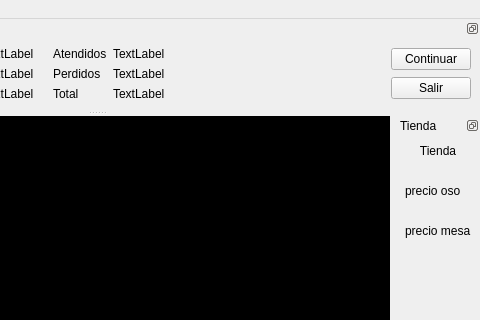
This is Tareas/T02/frontend/layout/game.ui in benjavicente/iic2233 as Qt 5 draws it before an edit; both pictures show x 287 to 767 and y 0 to 320 of the 767 by 561 pixel window. The edited form follows.
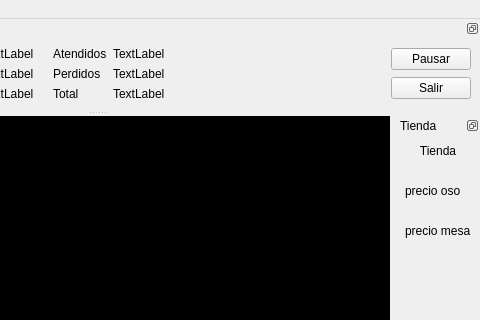
This is the edited form. Icons and pictures are not drawn.

What changed in the file:
```diff
--- a/Tareas/T02/frontend/layout/game.ui
+++ b/Tareas/T02/frontend/layout/game.ui
@@ -492,7 +492,7 @@
        <item>
         <widget class="QPushButton" name="button_time">
          <property name="text">
-          <string>Continuar</string>
+          <string>Pausar</string>
          </property>
         </widget>
        </item>
```
